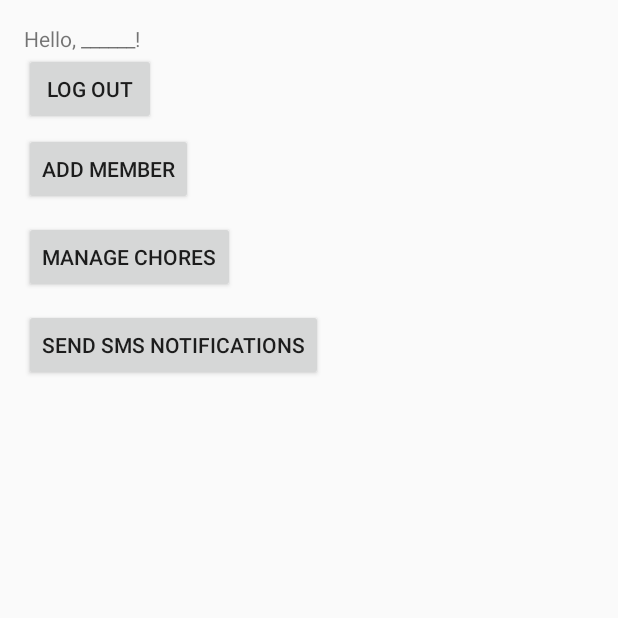
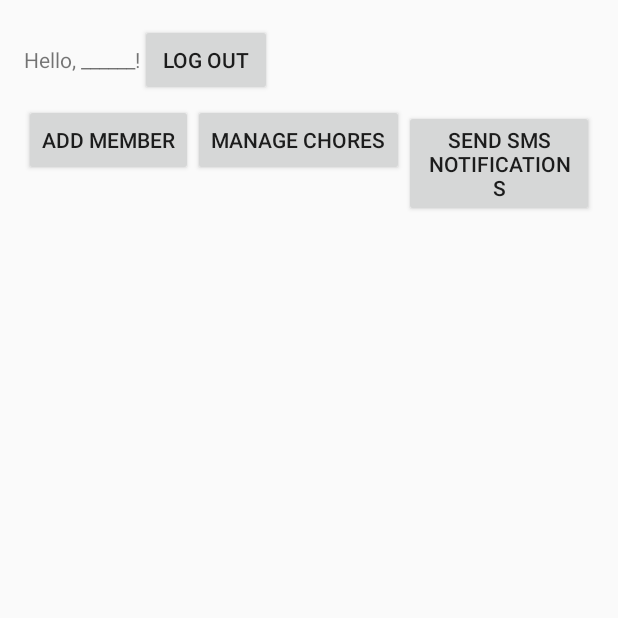
Before and after one commit to cheponin/ChoreWizard, an Android app: the HomeActivity screen opened directly, with no data from a screen before it, on a phone screen of 412 x 824 dp, the top half of it. Run offline under Robolectric (Android 15) with nearby library versions, the phone set to English and light mode, and no system bars.

Commit message:
Improved layout of home screen

```diff
--- a/app/src/main/res/layout/activity_home.xml
+++ b/app/src/main/res/layout/activity_home.xml
@@ -1,5 +1,5 @@
 <?xml version="1.0" encoding="utf-8"?>
-<android.support.design.widget.CoordinatorLayout xmlns:android="http://schemas.android.com/apk/res/android"
+<LinearLayout xmlns:android="http://schemas.android.com/apk/res/android"
     xmlns:app="http://schemas.android.com/apk/res-auto"
     xmlns:tools="http://schemas.android.com/tools"
     android:layout_width="match_parent"
@@ -9,12 +9,13 @@
     android:paddingRight="@dimen/activity_horizontal_margin"
     android:paddingTop="@dimen/activity_vertical_margin"
     android:fitsSystemWindows="true"
+    android:orientation="vertical"
     tools:context="tcss450.uw.edu.chorewizard.HomeActivity">
 
     <LinearLayout
         android:layout_width="match_parent"
         android:layout_height="wrap_content"
-        android:orientation="vertical">
+        android:orientation="horizontal">
     <TextView
         android:layout_width="wrap_content"
         android:layout_height="wrap_content"
@@ -28,6 +29,12 @@
             android:title="@string/action_logout"
             android:onClick="logOut"/>
 
+    </LinearLayout>
+
+    <LinearLayout
+        android:layout_width="match_parent"
+        android:layout_height="wrap_content"
+        android:orientation="horizontal">
 
         <Button
         android:layout_width="wrap_content"
@@ -52,6 +59,13 @@
             android:layout_marginBottom="5dp"
             android:text="Send SMS Notifications"
             android:onClick="clickSendNotifications"/>
+
+    </LinearLayout>
+
+    <LinearLayout
+        android:layout_width="match_parent"
+        android:layout_height="wrap_content"
+        android:orientation="vertical">
 
     <TextView
         android:layout_width="match_parent"
@@ -112,6 +126,7 @@
         android:layout_height="wrap_content"
         android:layout_margin="10dp"
         android:id="@+id/member_10"/>
+
     </LinearLayout>
 
-</android.support.design.widget.CoordinatorLayout>
+</LinearLayout>
```
